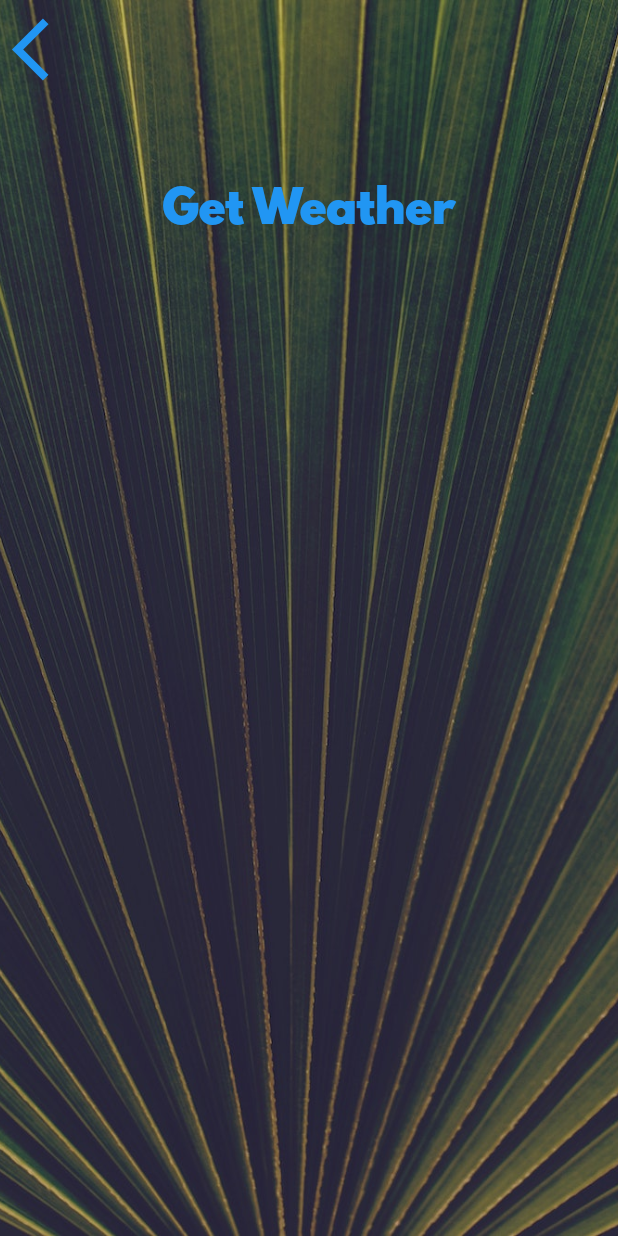
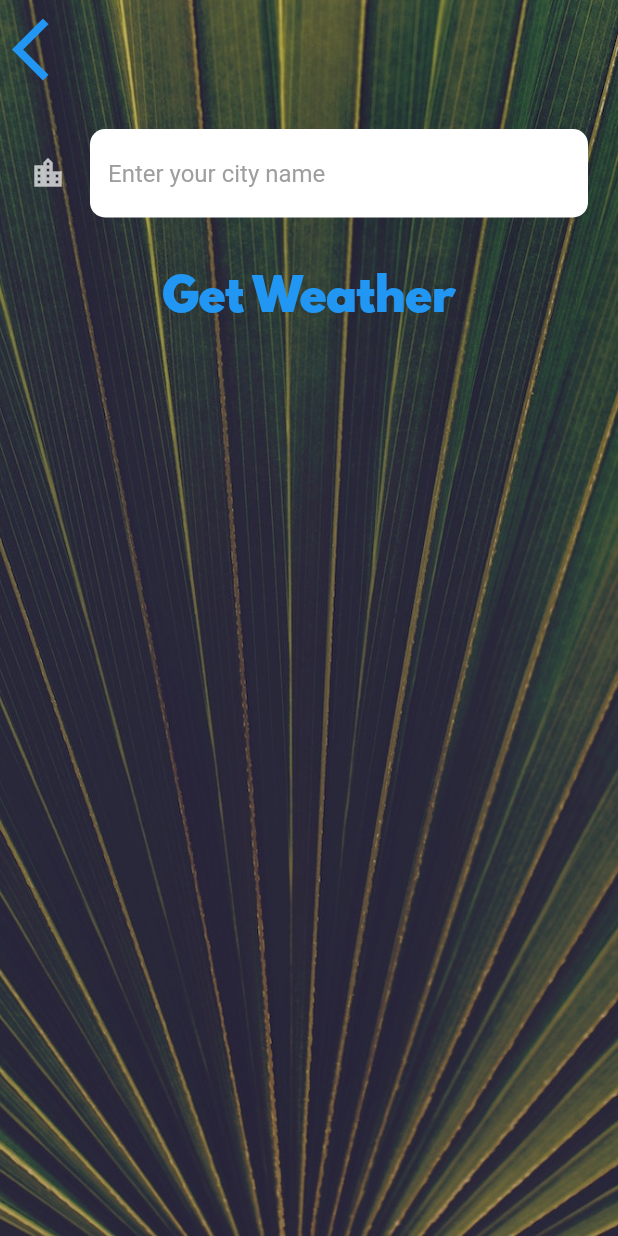
Before and after one commit to amankumarmahavar/clima, a Flutter app: the CityScreen screen opened directly, on a phone screen of 412 x 824 dp. Run offline on Flutter 3.47's test engine with Material 2 defaults, Android fonts, the phone set to English and light mode, and no system bars; our stand-ins replace flutter_spinkit, geolocator; network calls fail.

Commit message:
Tutorial Completed

```diff
--- a/lib/screens/city_screen.dart
+++ b/lib/screens/city_screen.dart
@@ -7,6 +7,8 @@ class CityScreen extends StatefulWidget {
 }
 
 class _CityScreenState extends State<CityScreen> {
+  String cityName = '';
+
   @override
   Widget build(BuildContext context) {
     return Scaffold(
@@ -24,7 +26,9 @@ class _CityScreenState extends State<CityScreen> {
               Align(
                 alignment: Alignment.topLeft,
                 child: TextButton(
-                  onPressed: () {},
+                  onPressed: () {
+                    Navigator.pop(context,cityName);
+                  },
                   child: Icon(
                     Icons.arrow_back_ios,
                     size: 50.0,
@@ -33,10 +37,24 @@ class _CityScreenState extends State<CityScreen> {
               ),
               Container(
                 padding: EdgeInsets.all(20.0),
-                child: null,
+                child: TextField(
+                  style: TextStyle(color: Colors.black),
+                  decoration: InputDecoration(
+                      hintText: 'Enter your city name',
+                      hintStyle: TextStyle(color: Colors.grey),
+                      fillColor: Colors.white,
+                      filled: true,
+                      icon: Icon(Icons.location_city_outlined),
+                      border: OutlineInputBorder(
+                          borderRadius: BorderRadius.circular(10),
+                          borderSide: BorderSide.none)),
+                  onChanged: (value) => cityName = value,
+                ),
               ),
               TextButton(
-                onPressed: () {},
+                onPressed: () {
+                  Navigator.pop(context, cityName);
+                },
                 child: Text(
                   'Get Weather',
                   style: kButtonTextStyle,
--- a/lib/utilities/constants.dart
+++ b/lib/utilities/constants.dart
@@ -10,6 +10,11 @@ const kMessageTextStyle = TextStyle(
   fontSize: 60.0,
 );
 
+const kLoadingTextStyle = TextStyle(
+  fontFamily: 'Spartan MB',
+  fontSize: 50.0,
+);
+
 const kButtonTextStyle = TextStyle(
   fontSize: 30.0,
   fontFamily: 'Spartan MB',
```
Also changed, not shown: lib/screens/loading_screen.dart (+8 -32 lines), lib/screens/location_screen.dart (+21 -13 lines), lib/services/weather.dart (+12 -3 lines).
